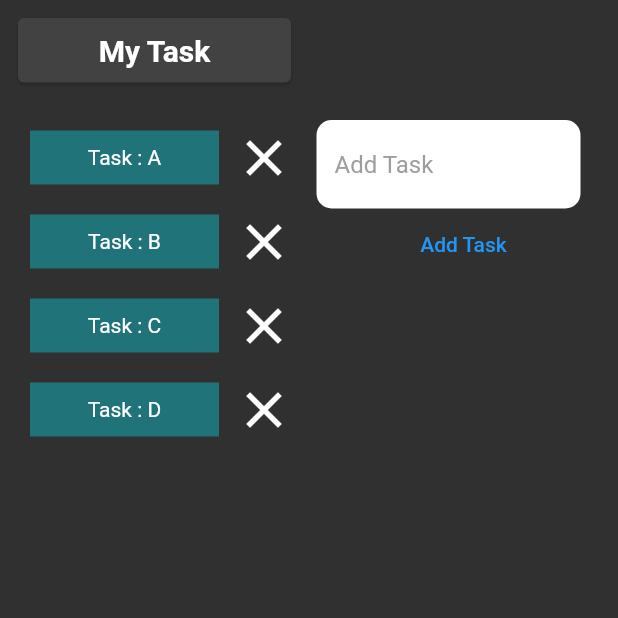
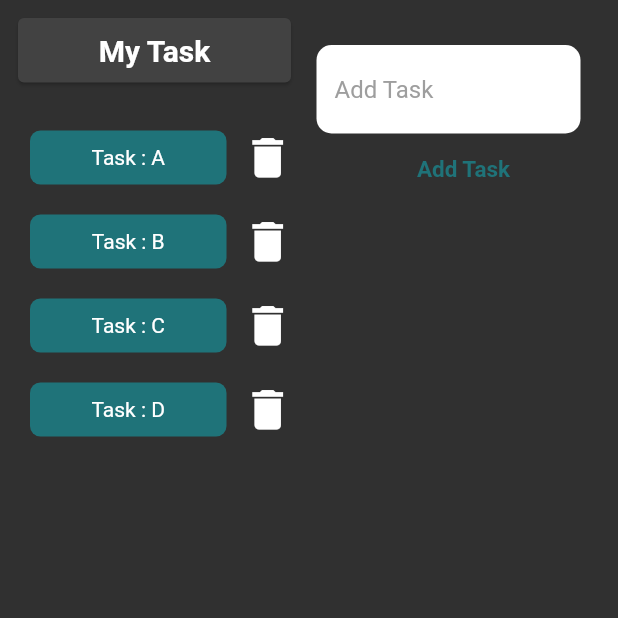
Before and after one commit to shafdev/flutter_todo_app, a Flutter app: the LargeHomePage screen opened directly, on a phone screen of 412 x 824 dp, the top half of it. Run offline on Flutter 3.47's test engine with Material 2 defaults, Android fonts, the phone set to English and light mode, and no system bars; our stand-ins replace bloc, equatable, flutter_bloc.

Commit message:
large_screen_function_add

```diff
--- a/lib/home_page.dart
+++ b/lib/home_page.dart
@@ -95,9 +95,9 @@ class TodoCard extends StatelessWidget {
         Expanded(
           child: Container(
             // height: 50,
-            margin: EdgeInsets.all(10),
+            margin: const EdgeInsets.all(10),
             // color: Colors.amber[colorCodes[index]],
-            color: Colors.amber,
+            color: const Color.fromARGB(255, 31, 115, 121),
             child: Padding(
               padding: const EdgeInsets.all(10),
               child: Center(child: Text('Task : ${entries[index]}')),
--- a/lib/large_screen.dart
+++ b/lib/large_screen.dart
@@ -17,6 +17,7 @@ class _LargeHomePageState extends State<LargeHomePage> {
     'C',
     'D',
   ];
+  // final List<String> entries = <String>[];
 
   @override
   Widget build(BuildContext context) {
@@ -36,14 +37,22 @@ class _LargeHomePageState extends State<LargeHomePage> {
         }
       },
       child: Scaffold(
+        //added to stop the overflow of TextField
+        resizeToAvoidBottomInset: false,
         body: SafeArea(
           child: Row(
+            mainAxisAlignment: MainAxisAlignment.center,
+            crossAxisAlignment: CrossAxisAlignment.start,
             children: <Widget>[
               Expanded(
+                child: SingleChildScrollView(
+                  // shrinkWrap: true
                   child: Column(
                     children: <Widget>[
                       const TaskHeading(),
                       ListView.builder(
+                        // controller: ScrollController(),
+                        physics: ScrollPhysics(),
                         scrollDirection: Axis.vertical,
                         padding: EdgeInsets.all(10),
                         itemCount: entries.length,
@@ -63,6 +72,7 @@ class _LargeHomePageState extends State<LargeHomePage> {
                         },
                       ),
                     ],
+                  ),
                 ),
               ),
               Expanded(child: AddTaskPage()),
@@ -110,9 +120,13 @@ class TodoCard extends StatelessWidget {
         Expanded(
           child: Container(
             // height: 50,
+            decoration: BoxDecoration(
+              borderRadius: BorderRadius.circular(7.0),
+              color: const Color.fromARGB(255, 31, 115, 121),
+            ),
             margin: const EdgeInsets.all(10),
             // color: Colors.amber[colorCodes[index]],
-            color: const Color.fromARGB(255, 31, 115, 121),
+            // constraints: ,
             child: Padding(
               padding: const EdgeInsets.all(10),
               child: Center(child: Text('Task : ${entries[index]}')),
@@ -122,8 +136,8 @@ class TodoCard extends StatelessWidget {
         GestureDetector(
             onTap: onPress,
             child: const Icon(
-              Icons.close,
-              size: 40,
+              Icons.delete,
+              size: 35,
             )),
       ],
     );
--- a/lib/large_screen_todo_add.dart
+++ b/lib/large_screen_todo_add.dart
@@ -20,13 +20,15 @@ class _AddTaskPageState extends State<AddTaskPage> {
           // Navigator.pop(context);
         }
       },
+      // child: SingleChildScrollView(
+      // physics: NeverScrollableScrollPhysics(),
       child: Column(
         // crossAxisAlignment: CrossAxisAlignment.center,
-        // mainAxisAlignment: MainAxisAlignment.center,
+        // mainAxisAlignment: MainAxisAlignment.start,
         children: [
           Container(
             child: Padding(
-              padding: const EdgeInsets.fromLTRB(5, 80, 25, 0),
+              padding: const EdgeInsets.fromLTRB(5, 30, 25, 0),
               child: TextField(
                 controller: addController,
                 style: const TextStyle(
@@ -60,9 +62,17 @@ class _AddTaskPageState extends State<AddTaskPage> {
                 //clearing the textfield
                 addController.clear();
               },
-              child: Text('Add Task')),
+              child: const Text(
+                'Add Task',
+                style: TextStyle(
+                  fontSize: 15,
+                  color: Color.fromARGB(255, 31, 115, 121),
+                  fontWeight: FontWeight.bold,
+                ),
+              )),
         ],
       ),
+      // ),
     );
   }
 }
```
Also changed, not shown: lib/main.dart (+18 -1 lines). Lines whose indentation alone changed are shown as unchanged.
